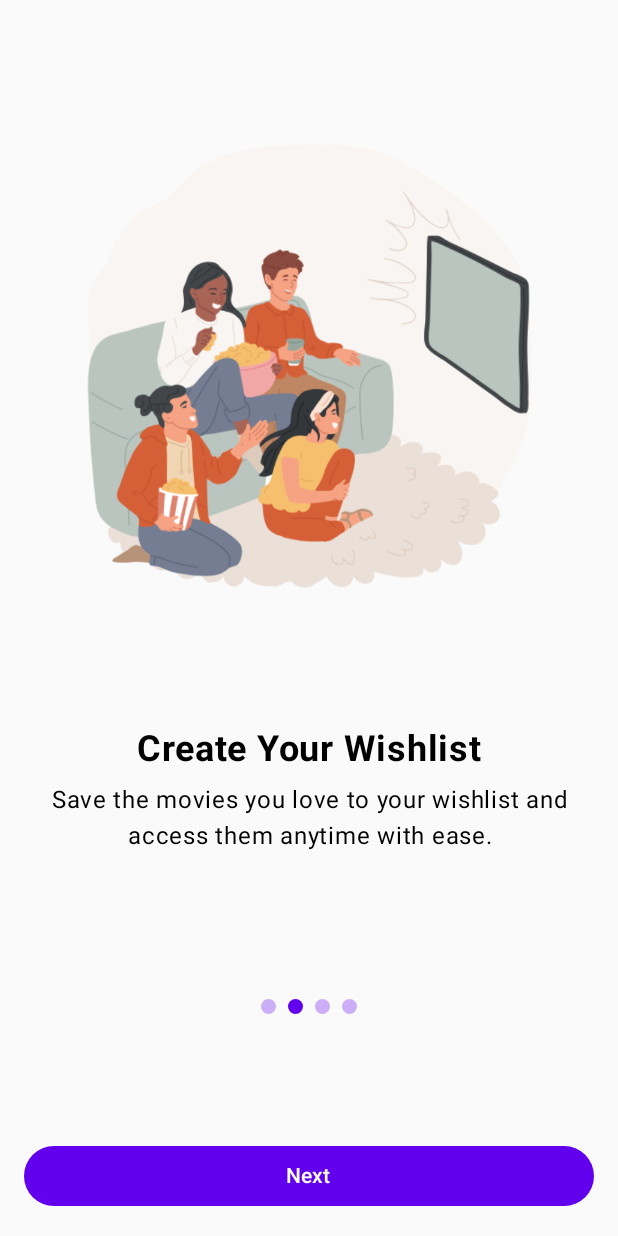
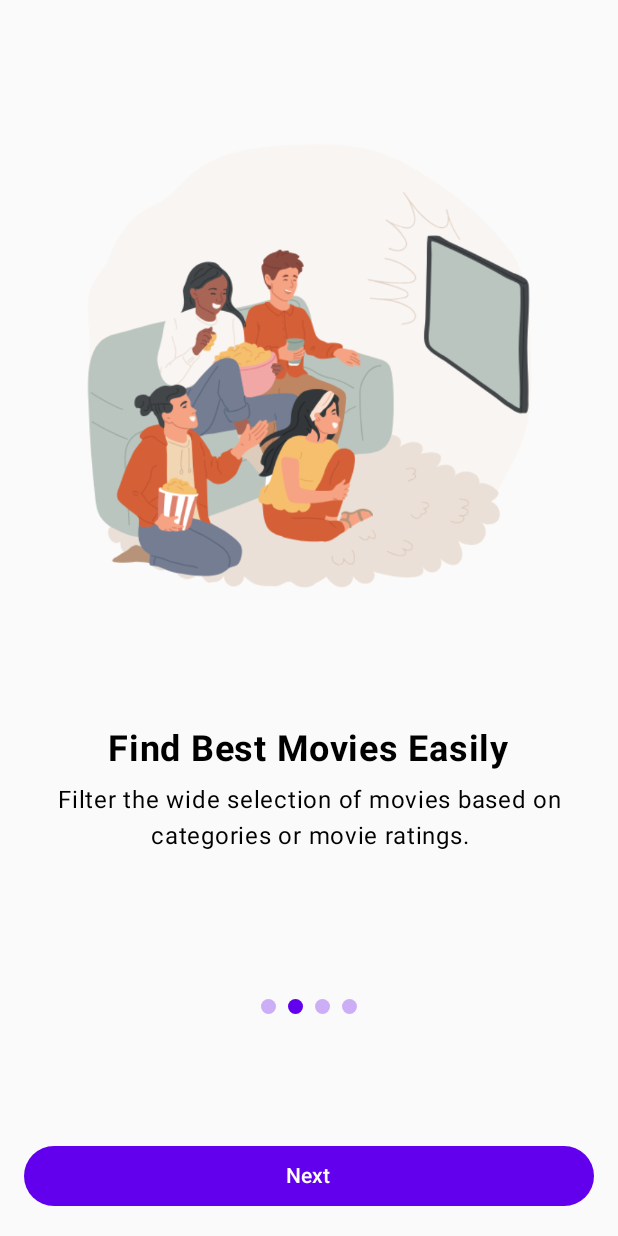
Before and after one commit to BartugKaan/MoviesApp, an Android app built with Jetpack Compose: the screen it shows after launch (MainActivity), after a tap on "Next", on a phone screen of 412 x 824 dp. Run offline under Robolectric (Android 15) with nearby library versions, the phone set to English and light mode, and no system bars; our stand-ins replace Dagger/Hilt's generated code; network calls fail; 2 statements that could not run were skipped.

Commit message:
refactor: changed onboardingData

```diff
--- a/app/src/main/java/com/example/moviesapp/ui/screens/OnboardingScreen.kt
+++ b/app/src/main/java/com/example/moviesapp/ui/screens/OnboardingScreen.kt
@@ -37,8 +37,8 @@ fun OnboardingScreen(navController: NavController) {
         ),
         OnboardingCardData(
             imageResource = R.drawable.onboarding2,
-            title = "Create Your Wishlist",
-            description = "Save the movies you love to your wishlist and access them anytime with ease."
+            title = "Find Best Movies Easily",
+            description = "Filter the wide selection of movies based on categories or movie ratings."
         ),
         OnboardingCardData(
             imageResource = R.drawable.onboarding3,
```
